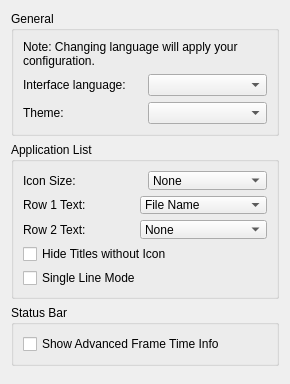
Above: src/citra_qt/configuration/configure_ui.ui from amwatson/CitraVR before the change. Below: the same form after it.
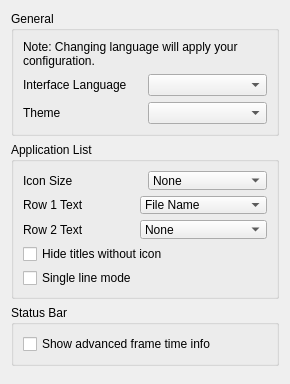
That is the form after the change.

Diff of the .ui file:
```diff
--- a/src/citra_qt/configuration/configure_ui.ui
+++ b/src/citra_qt/configuration/configure_ui.ui
@@ -37,7 +37,7 @@
           <item>
            <widget class="QLabel" name="language_label">
             <property name="text">
-             <string>Interface language:</string>
+             <string>Interface Language</string>
             </property>
            </widget>
           </item>
@@ -51,7 +51,7 @@
           <item>
            <widget class="QLabel" name="theme_label">
             <property name="text">
-             <string>Theme:</string>
+             <string>Theme</string>
             </property>
            </widget>
           </item>
@@ -78,7 +78,7 @@
           <item>
            <widget class="QLabel" name="icon_size_label">
             <property name="text">
-             <string>Icon Size:</string>
+             <string>Icon Size</string>
             </property>
            </widget>
           </item>
@@ -108,7 +108,7 @@
           <item>
            <widget class="QLabel" name="row_1_text_label">
             <property name="text">
-             <string>Row 1 Text:</string>
+             <string>Row 1 Text</string>
             </property>
            </widget>
           </item>
@@ -148,7 +148,7 @@
           <item>
            <widget class="QLabel" name="row_2_text_label">
             <property name="text">
-             <string>Row 2 Text:</string>
+             <string>Row 2 Text</string>
             </property>
            </widget>
           </item>
@@ -191,14 +191,14 @@
         <item>
          <widget class="QCheckBox" name="toggle_hide_no_icon">
           <property name="text">
-           <string>Hide Titles without Icon</string>
+           <string>Hide titles without icon</string>
           </property>
          </widget>
         </item>
         <item>
          <widget class="QCheckBox" name="toggle_single_line_mode">
           <property name="text">
-           <string>Single Line Mode</string>
+           <string>Single line mode</string>
           </property>
          </widget>
         </item>
@@ -218,7 +218,7 @@
         <item>
          <widget class="QCheckBox" name="show_advanced_frametime_info">
           <property name="text">
-           <string>Show Advanced Frame Time Info</string>
+           <string>Show advanced frame time info</string>
           </property>
          </widget>
         </item>
```
